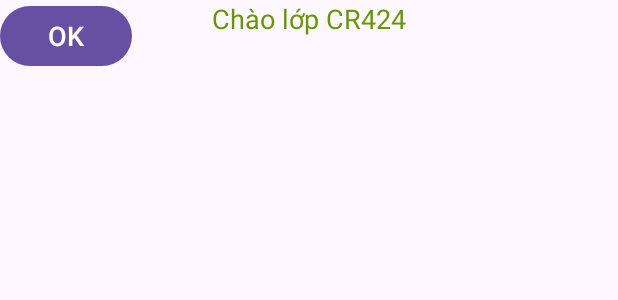
After one commit to kiennt286/CSE441_PRACTICE, an Android app: the layout activity_subactivity.xml on its own in the app's theme, with its tools: preview values and no code run, on a phone screen of 412 x 824 dp. The commit adds this screen. Shown: the top 300 px of the screen. Run offline under Robolectric (Android 15) with nearby library versions, the phone set to English and light mode, and no system bars.

Commit message:
sua layout

```diff
--- a/Ex02/app/src/main/AndroidManifest.xml
+++ b/Ex02/app/src/main/AndroidManifest.xml
@@ -13,6 +13,9 @@
         android:theme="@style/Theme.Ex02"
         tools:targetApi="31">
         <activity
+            android:name=".activity_subactivity"
+            android:exported="false" />
+        <activity
             android:name=".MainActivity"
             android:exported="true">
             <intent-filter>
--- a/Ex02/app/src/main/res/layout/activity_main.xml
+++ b/Ex02/app/src/main/res/layout/activity_main.xml
@@ -16,7 +16,6 @@
         android:gravity="center"
         android:textColor="@android:color/holo_green_dark"
         android:textSize="30sp" />
-
     <Button
         android:text="Call Dialog"
         android:layout_width="wrap_content"
--- /dev/null
+++ b/Ex02/app/src/main/res/layout/activity_subactivity.xml
@@ -0,0 +1,23 @@
+<?xml version="1.0" encoding="utf-8"?>
+<androidx.constraintlayout.widget.ConstraintLayout xmlns:android="http://schemas.android.com/apk/res/android"
+    android:id="@+id/main"
+    android:layout_width="match_parent"
+    android:layout_height="match_parent">
+
+    <TextView
+        android:text="Chào lớp CR424"
+        android:layout_width="match_parent"
+        android:layout_height="wrap_content"
+        android:id="@+id/textView4"
+        android:gravity="center"
+        android:textSize="18sp"
+        android:textColor="@android:color/holo_green_dark" />
+    <Button
+        android:id="@+id/btnok"
+        android:layout_width="wrap_content"
+        android:layout_height="wrap_content"
+        android:layout_gravity="center"
+        android:text="OK"
+        android:textSize="18sp" />
+
+</androidx.constraintlayout.widget.ConstraintLayout>
```
Also changed, not shown: Ex02/app/src/main/java/com/example/ex02/activity_subactivity.java (added, +24 -0 lines).
